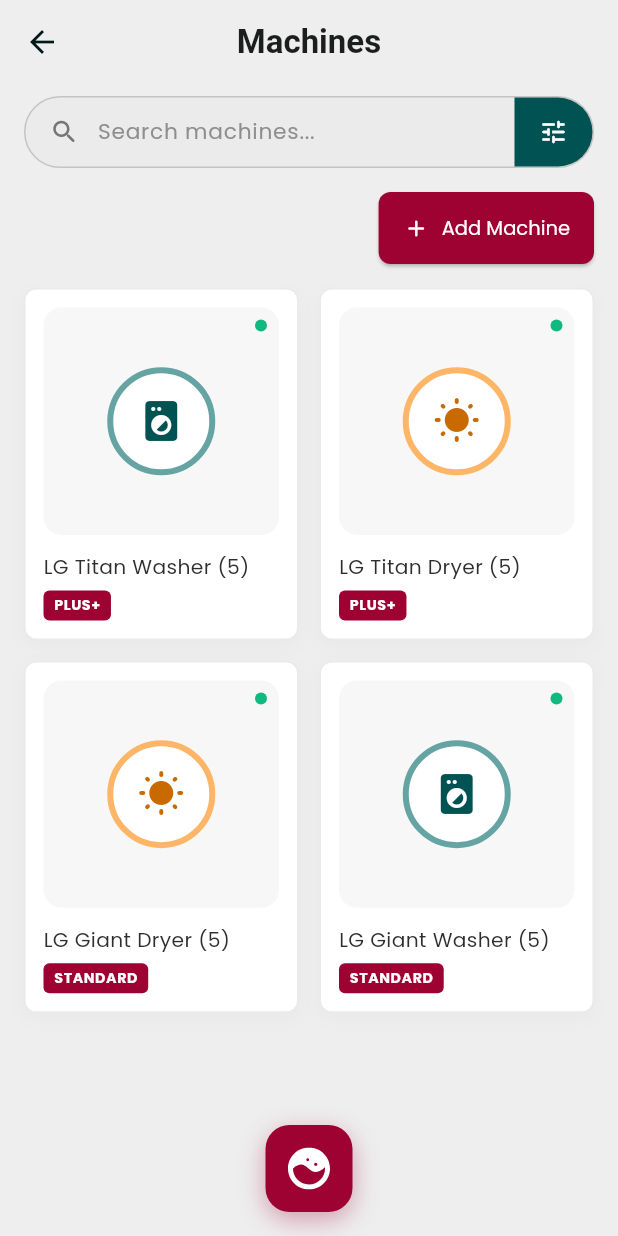
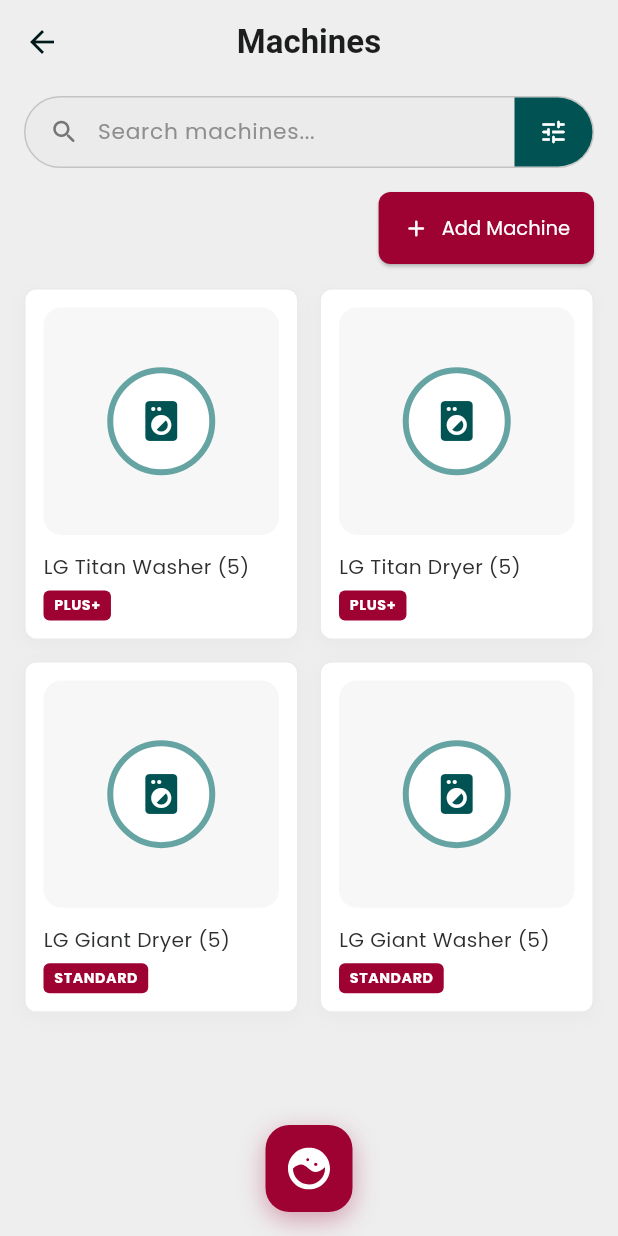
Before and after one commit to Kuroishin-beep/eLaundry, a Flutter app: the MachinesScreen screen opened directly, on a phone screen of 412 x 824 dp. Run offline on Flutter 3.47's test engine with Material 3 defaults, Android fonts, the phone set to English and light mode, and no system bars; our stand-ins replace flutter_svg, google_fonts.

Commit message:
update machine screen
- separated machine card into a reusable component

```diff
--- /dev/null
+++ b/elaundry_app/lib/views/laundry/machine_card.dart
@@ -0,0 +1,96 @@
+import 'package:flutter/material.dart';
+
+import '../../../core/themes/theme.dart';
+import '../../../models/machine_model.dart';
+
+class MachineCard extends StatelessWidget {
+  final MachineItem item;
+
+  const MachineCard({super.key, required this.item});
+
+  @override
+  Widget build(BuildContext context) {
+    return Container(
+      decoration: BoxDecoration(
+        color: Colors.white,
+        borderRadius: BorderRadius.circular(8),
+        border: Border.all(color: AppColors.neutral[500]!, width: 1),
+        boxShadow: [
+          BoxShadow(
+            color: Colors.black.withValues(alpha: 0.025),
+            blurRadius: 10,
+            offset: const Offset(0, 4),
+          ),
+        ],
+      ),
+      padding: const EdgeInsets.all(12),
+      child: Column(
+        crossAxisAlignment: CrossAxisAlignment.start,
+        children: [
+          // Graphic Card Preview
+          Expanded(
+            child: Container(
+              width: double.infinity,
+              decoration: BoxDecoration(
+                color: AppColors.neutral[200],
+                borderRadius: BorderRadius.circular(12),
+              ),
+              child: Stack(
+                alignment: Alignment.center,
+                children: [
+                  Container(
+                    width: 72,
+                    height: 72,
+                    decoration: BoxDecoration(
+                      shape: BoxShape.circle,
+                      color: Colors.white,
+                      border: Border.all(
+                        color: AppColors.primary[300]!,
+                        width: 4,
+                      ),
+                    ),
+                    child: Center(
+                      child: Icon(
+                        Icons.local_laundry_service_rounded,
+                        size: 32,
+                        color: AppColors.primary[600],
+                      ),
+                    ),
+                  ),
+                ],
+              ),
+            ),
+          ),
+          const SizedBox(height: 12),
+
+          // Title & Count
+          Text(
+            '${item.name} (${item.count})',
+            style: const TextStyle(fontSize: 13.5, color: Color(0xFF2D2E2E)),
+            maxLines: 1,
+            overflow: TextOverflow.ellipsis,
+          ),
+          const SizedBox(height: 6),
+
+          // Tier Tag
+          Container(
+            padding: const EdgeInsets.symmetric(horizontal: 7, vertical: 3),
+            decoration: BoxDecoration(
+              color: AppColors.accent,
+              borderRadius: BorderRadius.circular(4),
+            ),
+            child: Text(
+              item.tier,
+              style: const TextStyle(
+                color: Colors.white,
+                fontSize: 9.5,
+                fontWeight: FontWeight.w700,
+                letterSpacing: 0.4,
+              ),
+            ),
+          ),
+        ],
+      ),
+    );
+  }
+}
--- a/elaundry_app/lib/views/laundry/machine_screen.dart
+++ b/elaundry_app/lib/views/laundry/machine_screen.dart
@@ -1,9 +1,11 @@
 import 'package:flutter/material.dart';
-import '../../shared/widgets/search_filter_bar.dart';
+
 import '../../core/themes/theme.dart';
 import '../../models/machine_model.dart';
 import '../../shared/widgets/laundry_navigation_fab.dart';
+import '../../shared/widgets/search_filter_bar.dart';
 import 'new_machine_screen.dart';
+import 'machine_card.dart';
 
 class MachinesScreen extends StatefulWidget {
   const MachinesScreen({super.key});
@@ -222,10 +224,7 @@
                       icon: const Icon(Icons.add_rounded, size: 18),
                       label: const Text(
                         'Add Machine',
-                        style: TextStyle(
-                          fontSize: 13,
-                          // fontWeight: FontWeight.w600,
-                        ),
+                        style: TextStyle(fontSize: 13),
                       ),
                     ),
                   ],
@@ -245,7 +244,7 @@
                   ),
                   itemBuilder: (context, index) {
                     final item = _filteredMachines[index];
-                    return _MachineCard(item: item);
+                    return MachineCard(item: item);
                   },
                 ),
               ],
@@ -256,117 +255,3 @@
     );
   }
 }
-
-class _MachineCard extends StatelessWidget {
-  final MachineItem item;
-
-  const _MachineCard({required this.item});
-
-  @override
-  Widget build(BuildContext context) {
-    final isWasher = item.type == MachineType.washer;
-
-    return Container(
-      decoration: BoxDecoration(
-        color: Colors.white,
-        borderRadius: BorderRadius.circular(8),
-        border: Border.all(color: AppColors.neutral[500]!, width: 1),
-        boxShadow: [
-          BoxShadow(
-            color: Colors.black.withValues(alpha: 0.025),
-            blurRadius: 10,
-            offset: const Offset(0, 4),
-          ),
-        ],
-      ),
-      padding: const EdgeInsets.all(12),
-      child: Column(
-        crossAxisAlignment: CrossAxisAlignment.start,
-        children: [
-          // Graphic Card Preview
-          Expanded(
-            child: Container(
-              width: double.infinity,
-              decoration: BoxDecoration(
-                color: AppColors.neutral[200],
-                borderRadius: BorderRadius.circular(12),
-              ),
-              child: Stack(
-                alignment: Alignment.center,
-                children: [
-                  Container(
-                    width: 72,
-                    height: 72,
-                    decoration: BoxDecoration(
-                      shape: BoxShape.circle,
-                      color: Colors.white,
-                      border: Border.all(
-                        color:
-                            isWasher
-                                ? AppColors.primary[300]!
-                                : AppColors.warning[300]!,
-                        width: 4,
-                      ),
-                    ),
-                    child: Center(
-                      child: Icon(
-                        isWasher
-                            ? Icons.local_laundry_service_rounded
-                            : Icons.wb_sunny_rounded,
-                        size: 32,
-                        color:
-                            isWasher
-                                ? AppColors.primary[600]
-                                : AppColors.warning[600],
-                      ),
-                    ),
-                  ),
-                  Positioned(
-                    top: 8,
-                    right: 8,
-                    child: Container(
-                      width: 8,
-                      height: 8,
-                      decoration: const BoxDecoration(
-                        shape: BoxShape.circle,
-                        color: AppColors.success,
-                      ),
-                    ),
-                  ),
-                ],
-              ),
-            ),
-          ),
-          const SizedBox(height: 12),
-
-          // Title & Count
-          Text(
-            '${item.name} (${item.count})',
-            style: const TextStyle(fontSize: 13.5, color: Color(0xFF2D2E2E)),
-            maxLines: 1,
-            overflow: TextOverflow.ellipsis,
-          ),
-          const SizedBox(height: 6),
-
-          // Tier Tag
-          Container(
-            padding: const EdgeInsets.symmetric(horizontal: 7, vertical: 3),
-            decoration: BoxDecoration(
-              color: AppColors.accent,
-              borderRadius: BorderRadius.circular(4),
-            ),
-            child: Text(
-              item.tier,
-              style: const TextStyle(
-                color: Colors.white,
-                fontSize: 9.5,
-                fontWeight: FontWeight.w700,
-                letterSpacing: 0.4,
-              ),
-            ),
-          ),
-        ],
-      ),
-    );
-  }
-}
```
